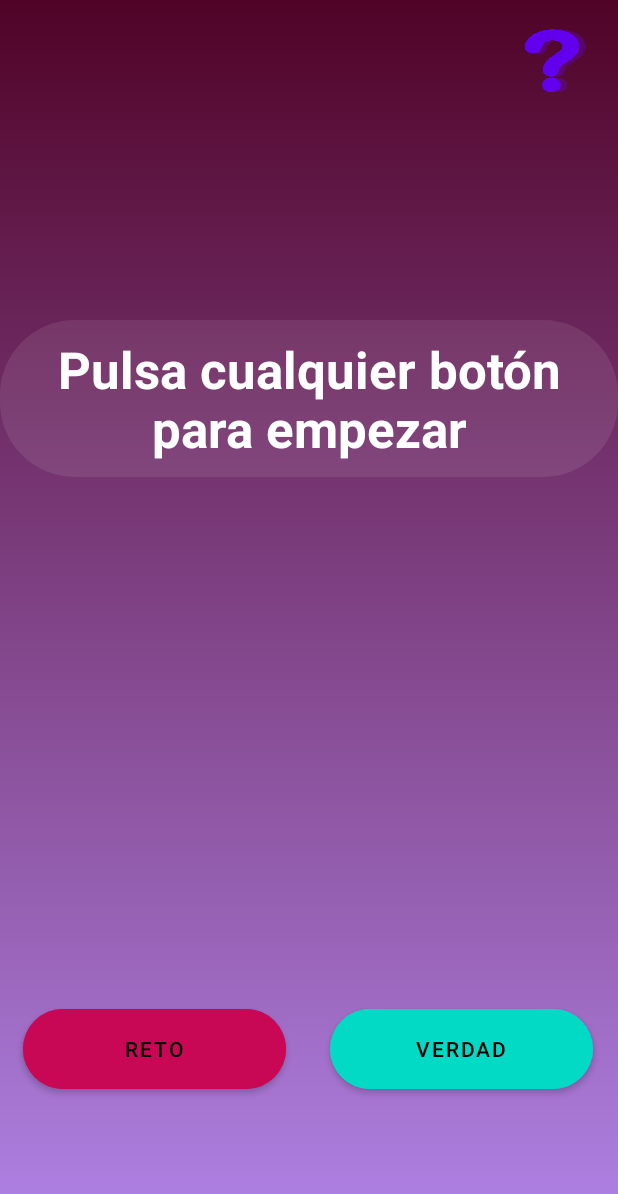
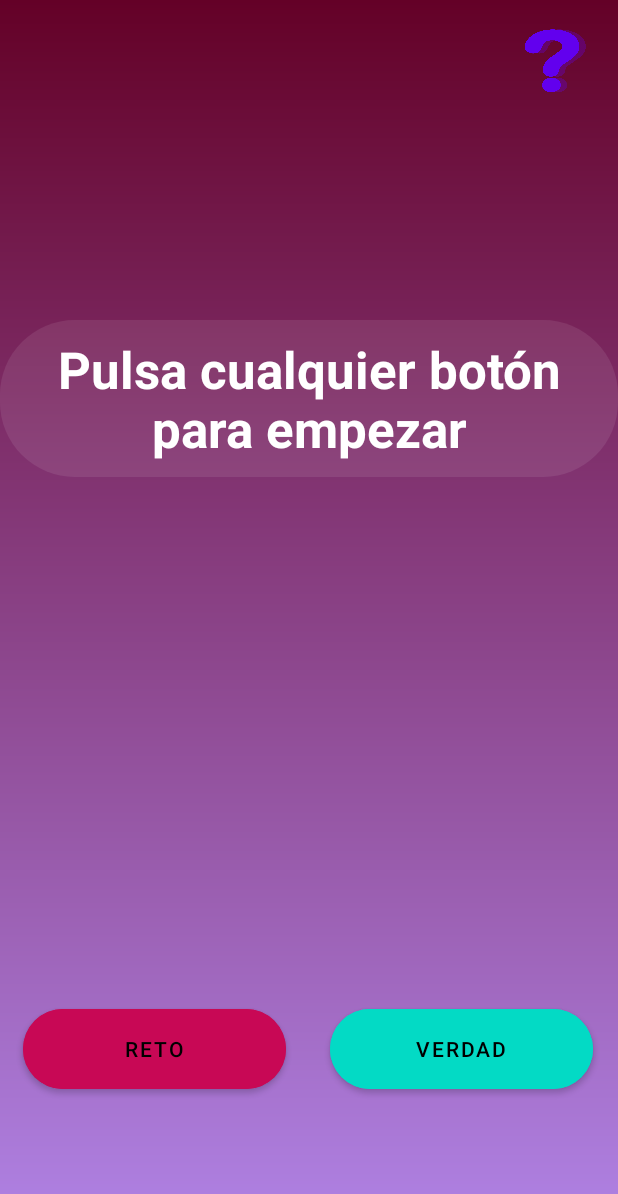
Before and after one commit to Davidmartcab/My-Application, an Android app: the screen it shows after launch (MainActivity), on a phone screen of 412 x 824 dp. Shown: the top 1194 px of the screen. Run offline under Robolectric (Android 15) with nearby library versions, the phone set to English and light mode, and no system bars.

Commit message:
Update gradient_bk.xml

```diff
--- a/app/src/main/res/drawable/gradient_bk.xml
+++ b/app/src/main/res/drawable/gradient_bk.xml
@@ -1,7 +1,7 @@
 <?xml version="1.0" encoding="utf-8"?>
 <shape xmlns:android="http://schemas.android.com/apk/res/android">
     <gradient
-        android:startColor="#500327"
+        android:startColor="#640127"
         android:endColor="#B083E6"
         android:angle="1"
         />
```
